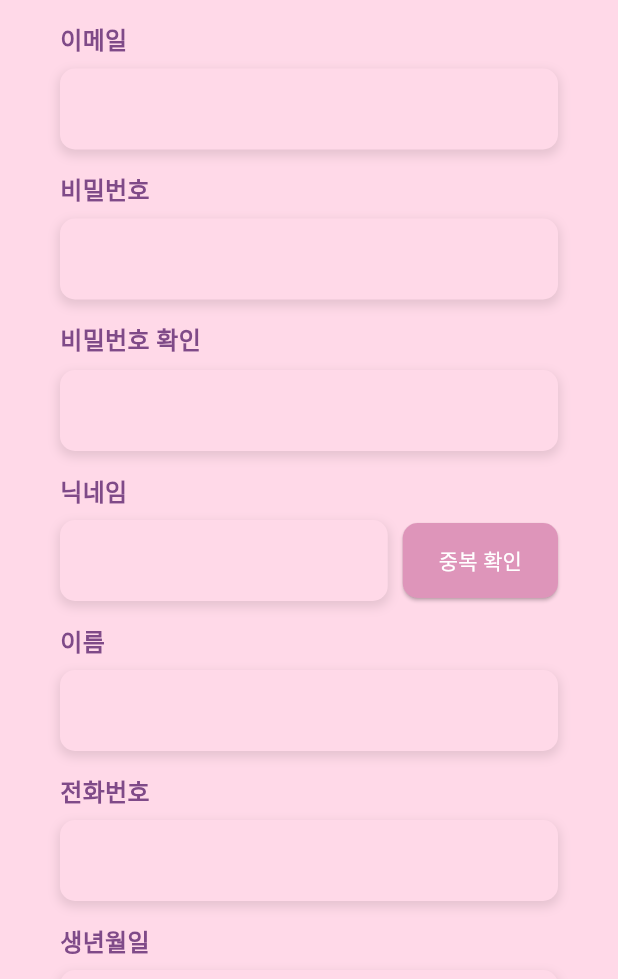
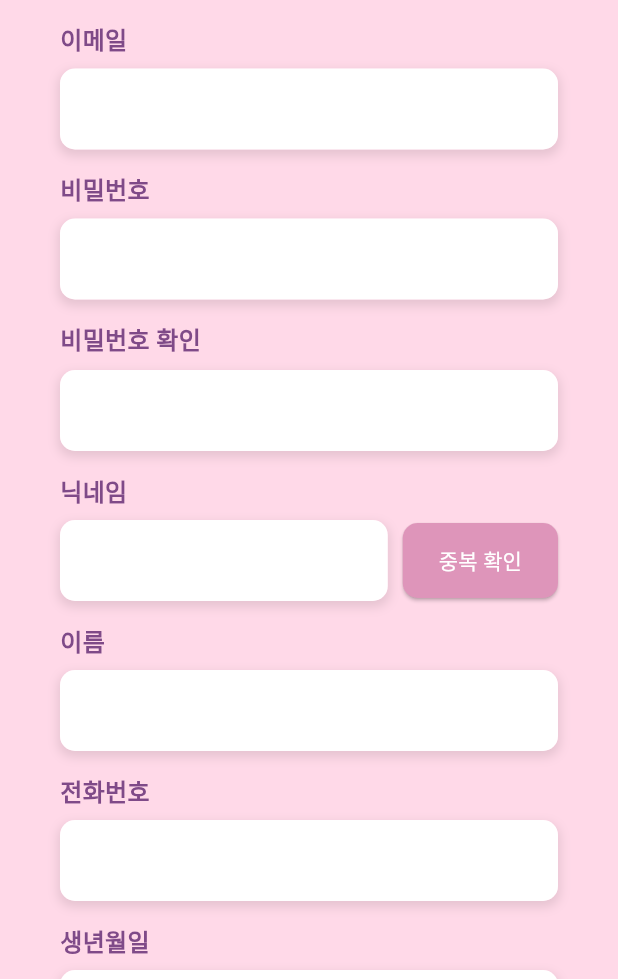
Before and after one commit to shiroHSG/Pium, a Flutter app: the SignupPage screen opened directly, on a phone screen of 412 x 824 dp, the part 257-1236 px from its top. Run offline on Flutter 3.47's test engine with Material 3 defaults, Android fonts, the phone set to English and light mode, and no system bars; our stand-ins replace shared_preferences; accounts and stored records are empty; Roboto replaces fonts that are missing (Jua).

Commit message:
update pages

```diff
--- a/backend_spring/src/main/frontend_flutter/lib/pages/login.dart
+++ b/backend_spring/src/main/frontend_flutter/lib/pages/login.dart
@@ -19,9 +19,6 @@ class _LoginState extends State<Login> {
   void _login() {
     print('아이디: ${_idController.text}');
     print('비밀번호: ${_passwordController.text}');
-
-    // 어떤 아이디/비밀번호를 입력하든 메인 페이지로 이동 (MyHomePage)
-    // Navigator.pushReplacement를 사용하여 뒤로가기 버튼으로 로그인 페이지로 돌아오지 않도록 함
     Navigator.pushReplacement(
       context,
       MaterialPageRoute(builder: (context) => const MyHomePage()),
@@ -38,9 +35,6 @@ class _LoginState extends State<Login> {
         leading: IconButton(
           icon: const Icon(Icons.arrow_back_ios, color: AppTheme.textPurple),
           onPressed: () {
-            // 현재 로그인 페이지가 앱의 시작 페이지라면, pop이 작동하지 않을 수 있습니다.
-            // 필요에 따라 앱 종료 로직 (예: SystemNavigator.pop())을 고려할 수 있습니다.
-            // 하지만 로그인 페이지가 스택의 최하단이 아닌 경우에만 pop이 유효합니다.
             if (Navigator.canPop(context)) {
               Navigator.pop(context);
             }
@@ -172,7 +166,7 @@ class _LoginState extends State<Login> {
             obscureText: isPassword,
             decoration: InputDecoration(
               filled: true,
-              fillColor: Colors.transparent,
+              fillColor: Colors.white,
               border: OutlineInputBorder(
                 borderRadius: BorderRadius.circular(10),
                 borderSide: BorderSide.none,
--- a/backend_spring/src/main/frontend_flutter/lib/pages/signup_page.dart
+++ b/backend_spring/src/main/frontend_flutter/lib/pages/signup_page.dart
@@ -21,10 +21,9 @@ class _SignupPageState extends State<SignupPage> {
   final TextEditingController _birthDateController = TextEditingController();
   final TextEditingController _addressController = TextEditingController();
 
-  String? _selectedGender; // 성별 선택을 위한 변수
+  String? _selectedGender;
 
   void _signup() {
-    // 회원가입 로직 구현
     print('이메일: ${_emailController.text}');
     print('비밀번호: ${_passwordController.text}');
     print('닉네임: ${_nicknameController.text}');
@@ -34,7 +33,6 @@ class _SignupPageState extends State<SignupPage> {
     print('성별: $_selectedGender');
     print('주소: ${_addressController.text}');
 
-    // 비밀번호 확인 로직
     if (_passwordController.text != _confirmPasswordController.text) {
       ScaffoldMessenger.of(context).showSnackBar(
         const SnackBar(content: Text('비밀번호가 일치하지 않습니다.')),
@@ -53,18 +51,17 @@ class _SignupPageState extends State<SignupPage> {
         return Theme(
           data: ThemeData.light().copyWith(
             colorScheme: const ColorScheme.light(
-              primary: AppTheme.primaryPurple, // 달력 헤더 배경색
-              onPrimary: Colors.white, // 달력 헤더 텍스트 색상
-              onSurface: AppTheme.textPurple, // 달력 숫자/요일 색상
+              primary: AppTheme.primaryPurple,
+              onPrimary: Colors.white,
+              onSurface: AppTheme.textPurple,
             ),
             textButtonTheme: TextButtonThemeData(
               style: TextButton.styleFrom(
-                foregroundColor: AppTheme.primaryPurple, // '확인', '취소' 버튼 색상
+                foregroundColor: AppTheme.primaryPurple,
               ),
             ),
-            // 이곳을 수정합니다.
             textTheme: Theme.of(context).textTheme.apply(
-              fontFamily: 'Jua', // 모든 텍스트 스타일에 fontFamily 적용
+              fontFamily: 'Jua',
             ),
           ),
           child: child!,
@@ -81,14 +78,14 @@ class _SignupPageState extends State<SignupPage> {
   @override
   Widget build(BuildContext context) {
     return Scaffold(
-      backgroundColor: AppTheme.lightPink, // 배경색을 AppTheme.lightPink로 설정
+      backgroundColor: AppTheme.lightPink,
       appBar: AppBar(
-        backgroundColor: Colors.transparent, // AppBar 배경 투명하게
-        elevation: 0, // AppBar 그림자 제거
+        backgroundColor: Colors.transparent,
+        elevation: 0,
         leading: IconButton(
-          icon: const Icon(Icons.arrow_back_ios, color: AppTheme.textPurple), // 뒤로가기 버튼
+          icon: const Icon(Icons.arrow_back_ios, color: AppTheme.textPurple),
           onPressed: () {
-            Navigator.pop(context); // 이전 화면으로 돌아가기
+            Navigator.pop(context);
           },
         ),
         centerTitle: true,
@@ -99,30 +96,29 @@ class _SignupPageState extends State<SignupPage> {
           child: Column(
             crossAxisAlignment: CrossAxisAlignment.center,
             children: [
-              const SizedBox(height: 15), // 로고 위 여백 줄임
-              // 피움 로고
+              const SizedBox(height: 15),
               Image.asset(
                 'assets/logo1.png',
                 width: 100,
               ),
-              const SizedBox(height: 15), // 로고 아래 여백 줄임
+              const SizedBox(height: 15),
               _buildSignupInputField('이메일', _emailController, TextInputType.emailAddress, false),
               const SizedBox(height: 15),
               _buildSignupInputField('비밀번호', _passwordController, TextInputType.text, true),
               const SizedBox(height: 15),
               _buildSignupInputField('비밀번호 확인', _confirmPasswordController, TextInputType.text, true),
               const SizedBox(height: 15),
-              _buildNicknameInputField('닉네임', _nicknameController), // 중복 확인 버튼 포함
+              _buildNicknameInputField('닉네임', _nicknameController),
               const SizedBox(height: 15),
               _buildSignupInputField('이름', _nameController, TextInputType.text, false),
               const SizedBox(height: 15),
               _buildSignupInputField('전화번호', _phoneController, TextInputType.phone, false),
               const SizedBox(height: 15),
-              _buildBirthDateInputField('생년월일', _birthDateController), // 생년월일 필드에는 달력 아이콘 포함
+              _buildBirthDateInputField('생년월일', _birthDateController),
               const SizedBox(height: 15),
               _buildGenderSelectionField('성별'),
               const SizedBox(height: 15),
-              _buildAddressInputField('주소', _addressController), // 주소 필드에는 '주소 검색' 버튼 포함
+              _buildAddressInputField('주소', _addressController),
               const SizedBox(height: 40),
               ElevatedButton(
                 onPressed: _signup,
@@ -168,8 +164,8 @@ class _SignupPageState extends State<SignupPage> {
         const SizedBox(height: 8),
         Container(
           decoration: BoxDecoration(
-            color: AppTheme.lightPink, // 배경색
-            borderRadius: BorderRadius.circular(10), // 모서리 둥글게
+            color: AppTheme.lightPink,
+            borderRadius: BorderRadius.circular(10),
             boxShadow: [
               BoxShadow(
                 color: Colors.black.withOpacity(0.1),
@@ -185,7 +181,7 @@ class _SignupPageState extends State<SignupPage> {
             obscureText: isPassword,
             decoration: InputDecoration(
               filled: true,
-              fillColor: Colors.transparent,
+              fillColor: Colors.white,
               border: OutlineInputBorder(
                 borderRadius: BorderRadius.circular(10),
                 borderSide: BorderSide.none,
@@ -234,7 +230,7 @@ class _SignupPageState extends State<SignupPage> {
                   controller: controller,
                   decoration: InputDecoration(
                     filled: true,
-                    fillColor: Colors.transparent,
+                    fillColor: Colors.white,
                     border: OutlineInputBorder(
                       borderRadius: BorderRadius.circular(10),
                       borderSide: BorderSide.none,
@@ -302,17 +298,17 @@ class _SignupPageState extends State<SignupPage> {
           ),
           child: TextField(
             controller: controller,
-            readOnly: true, // 직접 입력 방지
-            onTap: () => _selectDate(context), // 탭 시 달력 표시
+            readOnly: true,
+            onTap: () => _selectDate(context),
             decoration: InputDecoration(
               filled: true,
-              fillColor: Colors.transparent,
+              fillColor: Colors.white,
               border: OutlineInputBorder(
                 borderRadius: BorderRadius.circular(10),
                 borderSide: BorderSide.none,
               ),
               contentPadding: const EdgeInsets.symmetric(horizontal: 15, vertical: 15),
-              suffixIcon: const Icon(Icons.calendar_today, color: AppTheme.textPurple), // 달력 아이콘
+              suffixIcon: const Icon(Icons.calendar_today, color: AppTheme.textPurple),
             ),
             style: const TextStyle(color: AppTheme.textPurple, fontFamily: 'Jua'),
           ),
@@ -447,14 +443,14 @@ class _SignupPageState extends State<SignupPage> {
                   readOnly: true, // 주소는 직접 입력 방지
                   decoration: InputDecoration(
                     filled: true,
-                    fillColor: Colors.transparent,
+                    fillColor: Colors.white,
                     border: OutlineInputBorder(
                       borderRadius: BorderRadius.circular(10),
                       borderSide: BorderSide.none,
                     ),
                     contentPadding: const EdgeInsets.symmetric(horizontal: 15, vertical: 15),
                   ),
-                  style: const TextStyle(color: AppTheme.textPurple, fontFamily: 'Jua'),
+                  style: const TextStyle(color: Colors.white, fontFamily: 'Jua'),
                 ),
               ),
             ),
```
